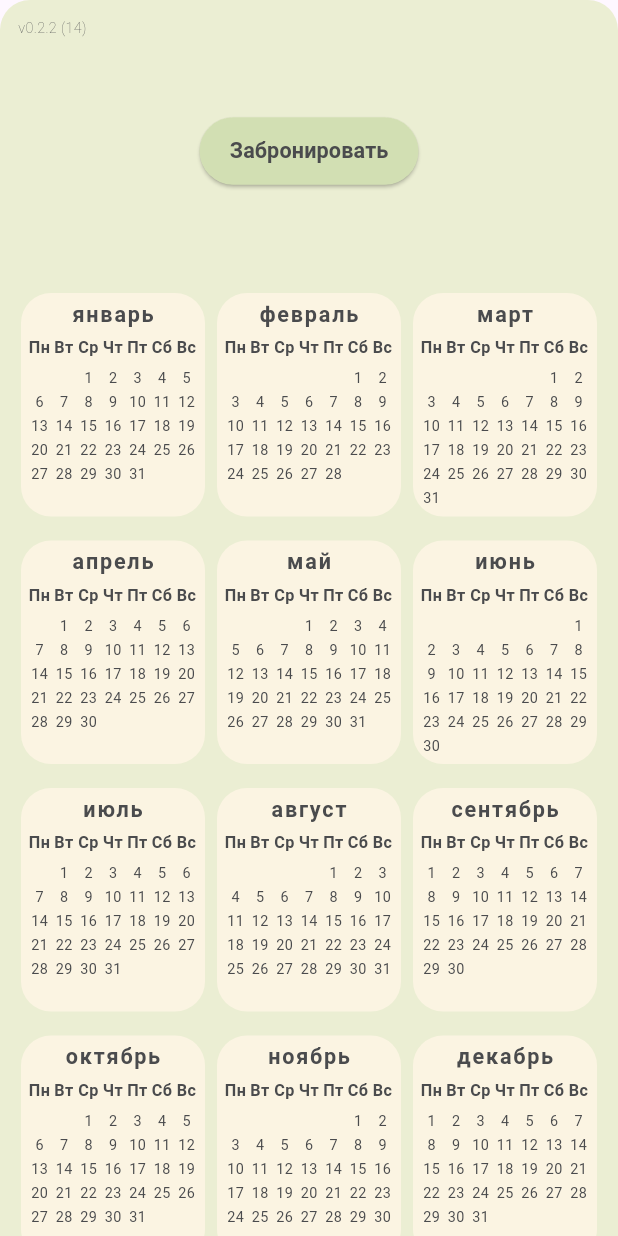
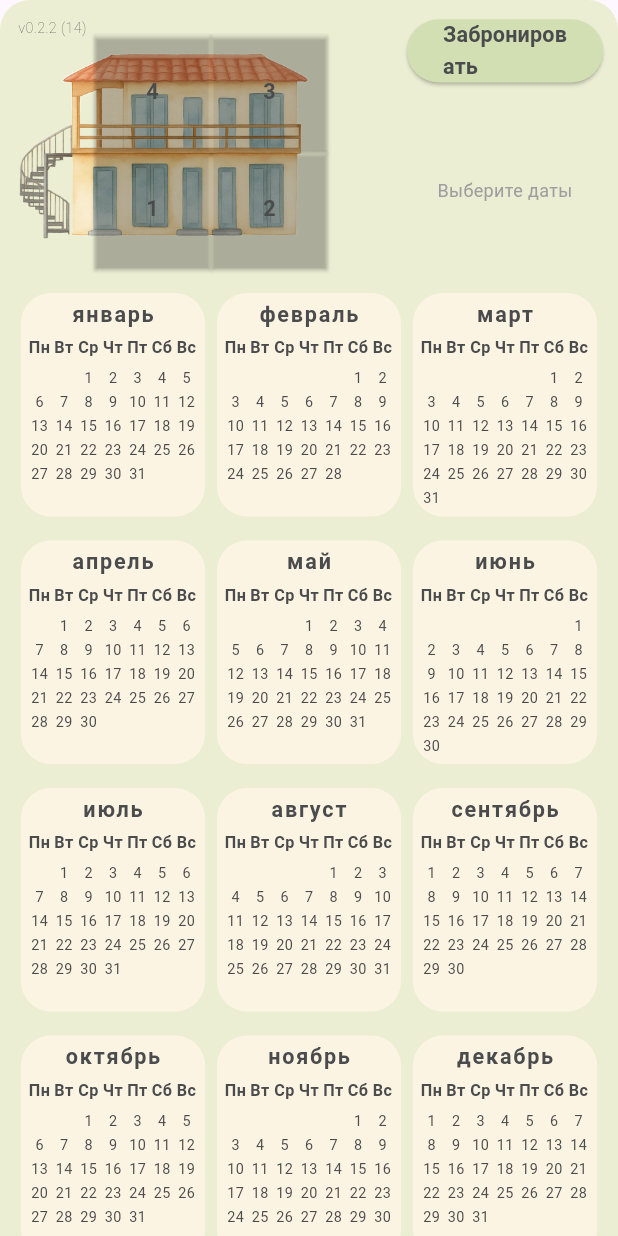
Before and after one commit to chagin0leg/room_ranger, a Flutter app: the screen it shows after launch, after a tap on "Забронировать", on a phone screen of 412 x 824 dp. Run offline on Flutter 3.47's test engine with Material 3 defaults, Android fonts, the light colour scheme and no system bars; our stand-ins replace package_info_plus.

Commit message:
feat: convert BookingButtonContainer to StatefulWidget and add room selection

```diff
--- a/lib/main.dart
+++ b/lib/main.dart
@@ -187,7 +187,7 @@ class TableContainer extends StatelessWidget {
 
 // ========================================================================== //
 
-class BookingButtonContainer extends StatelessWidget {
+class BookingButtonContainer extends StatefulWidget {
   final Set<DateTime> selectedDays;
   final int selectedMonth;
   const BookingButtonContainer({
@@ -197,26 +197,90 @@ class BookingButtonContainer extends StatelessWidget {
   });
 
   @override
+  State<BookingButtonContainer> createState() => _BookingButtonContainerState();
+}
+
+class _BookingButtonContainerState extends State<BookingButtonContainer> {
+  int _pickedRoom = 0;
+
+  @override
   Widget build(BuildContext context) {
     return Row(
-      mainAxisAlignment: MainAxisAlignment.spaceEvenly,
+      children: [
+        Expanded(
+          flex: 2,
+          child: Stack(
+            children: [
+              Center(child: Image.asset('assets/home.png')),
+              Column(
+                mainAxisAlignment: MainAxisAlignment.center,
+                children: [
+                  Row(
+                    mainAxisAlignment: MainAxisAlignment.center,
+                    children: [roomPicker(4), roomPicker(3)],
+                  ),
+                  Row(
+                    mainAxisAlignment: MainAxisAlignment.center,
+                    children: [roomPicker(1), roomPicker(2)],
+                  ),
+                ],
+              ),
+            ],
+          ),
+        ),
+        Expanded(
+          child: Column(
+            spacing: 4,
+            mainAxisAlignment: MainAxisAlignment.center,
+            crossAxisAlignment: CrossAxisAlignment.stretch,
             children: [
               ElevatedButton(
                 onPressed: () async {
                   final message = buildTelegramBookingMessage(
-              selectedDays: selectedDays,
-              selectedMonth: selectedMonth,
+                    selectedDays: widget.selectedDays,
+                    selectedMonth: widget.selectedMonth,
                   );
                   await sendTelegramBookingMessage(message);
                 },
                 style: ElevatedButton.styleFrom(
                   backgroundColor: colorButtonBg,
                   foregroundColor: colorButtonFg,
-            padding: const EdgeInsets.symmetric(horizontal: 20, vertical: 12),
                 ),
                 child: const Text('Забронировать', style: buttonTextStyle),
               ),
+              Expanded(
+                child: Center(
+                  child: Text(
+                    overflow: TextOverflow.ellipsis,
+                    maxLines: 3,
+                    softWrap: true,
+                    textAlign: TextAlign.center,
+                    style: const TextStyle(fontSize: 12, color: Colors.grey),
+                    (widget.selectedDays.isEmpty)
+                        ? 'Выберите даты'
+                        : formatBookingDatesText(
+                            selectedDays: widget.selectedDays,
+                            selectedMonth: widget.selectedMonth,
+                          ),
+                  ),
+                ),
+              ),
             ],
+          ),
+        ),
+      ],
+    );
+  }
+
+  ElevatedButton roomPicker(int i) {
+    return ElevatedButton(
+      onPressed: () => setState(() => _pickedRoom = (_pickedRoom != i) ? i : 0),
+      style: ElevatedButton.styleFrom(
+        backgroundColor: _pickedRoom == i ? colorButtonBg : Colors.transparent,
+        shape: RoundedRectangleBorder(borderRadius: BorderRadius.circular(0)),
+        minimumSize: const Size.square(78),
+      ),
+      child: Text(i.toString(), style: buttonTextStyle),
     );
   }
 }
```
Lines whose indentation alone changed are shown as unchanged.
